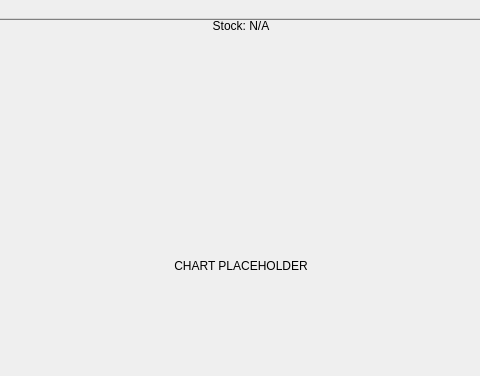
Before: the Qt Designer form MarketGame/mainwindow.ui in plagentile/Market_Game, drawn with Qt 5; both pictures show x 439 to 919 and y 0 to 376 of the 1120 by 613 pixel window.
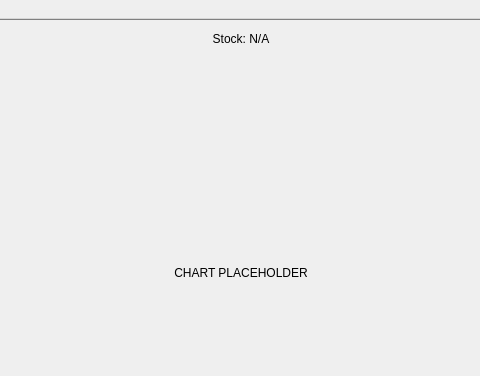
After: the same form once the commit is applied.

Commit message: optimization to main window layout

```diff
--- a/MarketGame/mainwindow.ui
+++ b/MarketGame/mainwindow.ui
@@ -239,7 +239,7 @@
         <property name="sizeHint" stdset="0">
          <size>
           <width>40</width>
-          <height>0</height>
+          <height>13</height>
          </size>
         </property>
        </spacer>
```
Left out of the diff: 137 changed lines with no effect on the pictures. Lines whose indentation alone changed are shown as unchanged. The commit also changes 1 other file.
